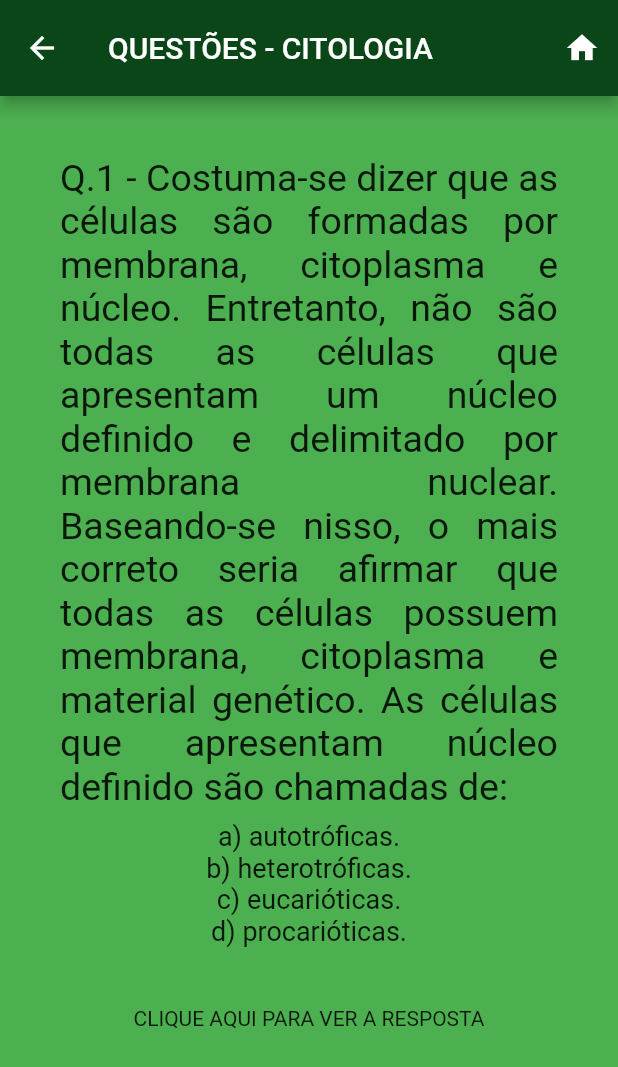
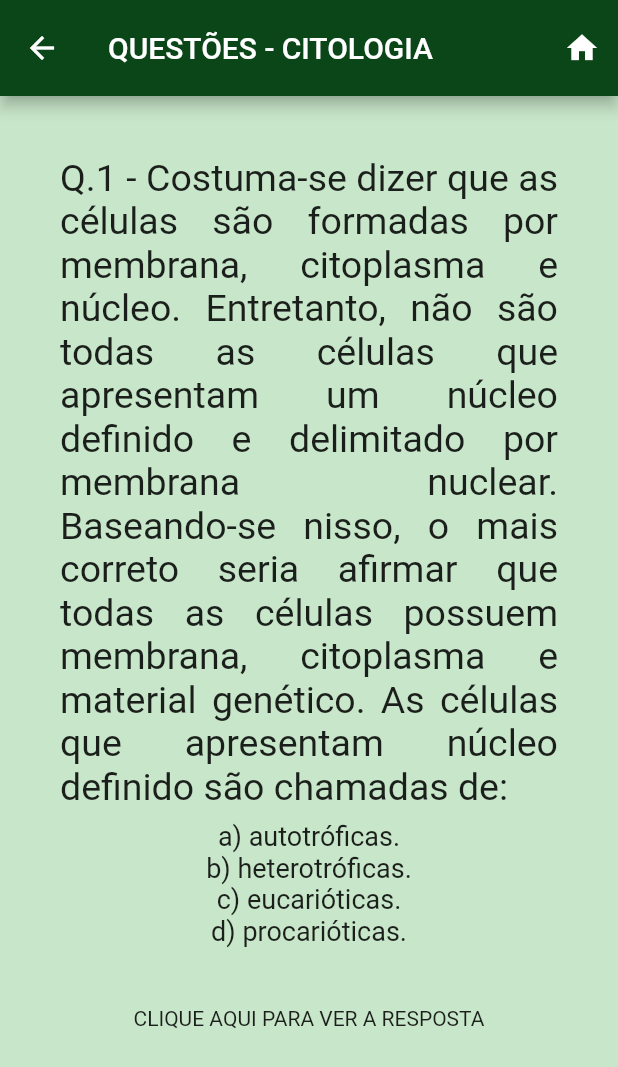
Before and after one commit to Ronaldo913/learnit, a Flutter app: the QuestPage screen opened directly, on a phone screen of 412 x 824 dp. Shown: the top 1067 px of the screen. Run offline on Flutter 3.47's test engine with Material 2 defaults, Android fonts, the phone set to English and light mode, and no system bars; network calls fail.

Commit message:
Update quest.dart

```diff
--- a/lib/pages/quest.dart
+++ b/lib/pages/quest.dart
@@ -36,7 +36,7 @@ class _QuestPageState extends State<QuestPage> {
         ],
       ),
 
-      backgroundColor: Colors.green,
+      backgroundColor: Colors.green[100],
       body: ListView(
         children: [
           Container(
```
